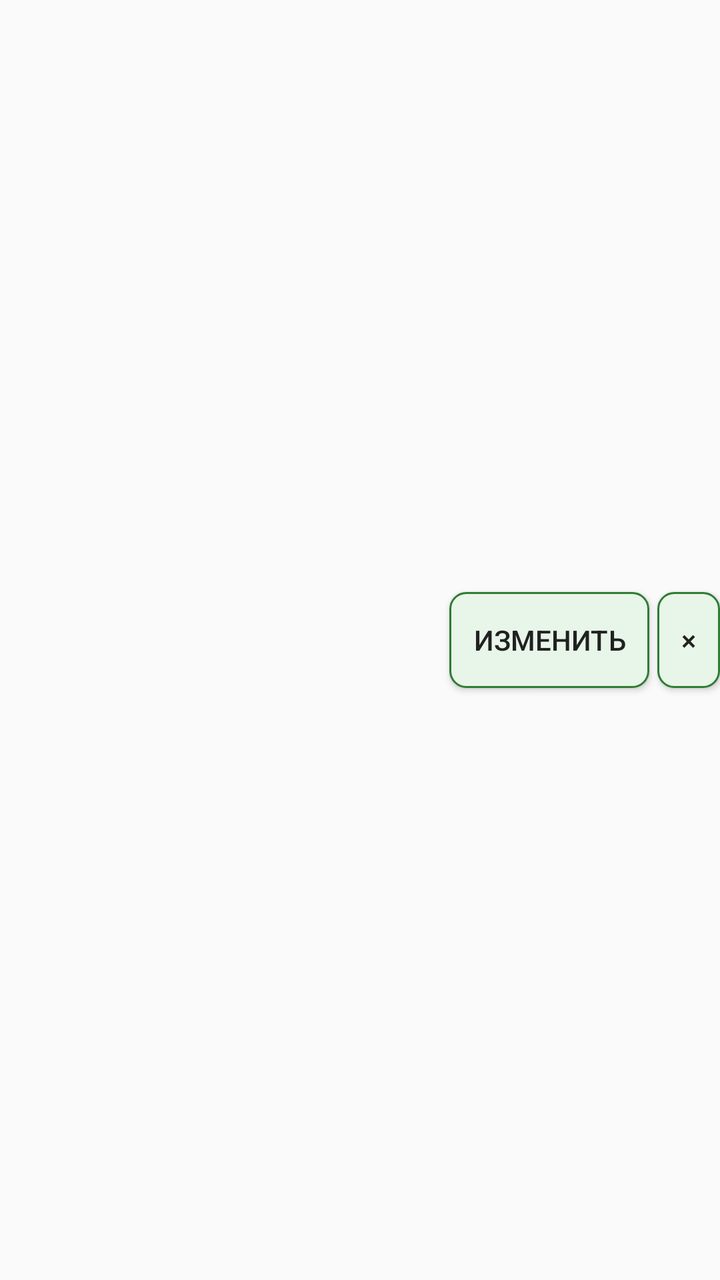
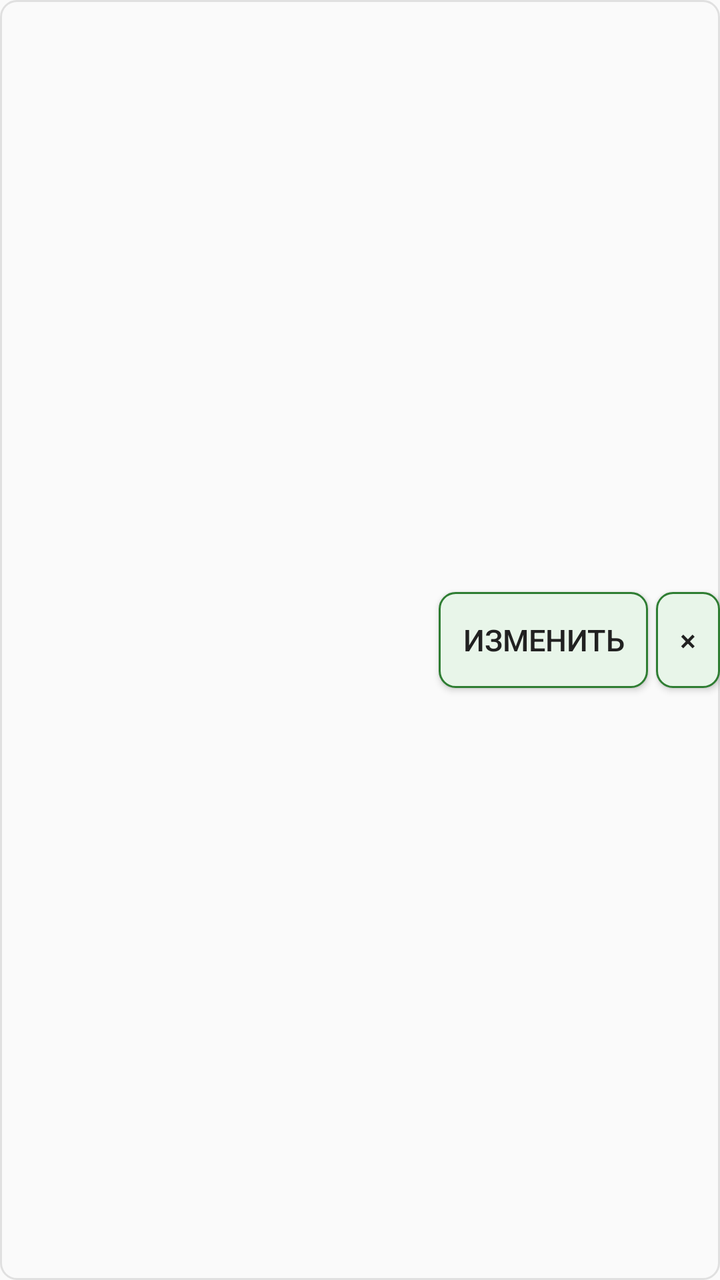

An Android layout rendered at two revisions. The XML below is the earlier revision; the diff shows what the commit changed to produce the second picture.
<!-- AndroidManifest.xml: application theme AppTheme.Light -->
<!-- res/layout/item_product.xml -->
<?xml version="1.0" encoding="utf-8"?>
<LinearLayout xmlns:android="http://schemas.android.com/apk/res/android"
    android:layout_width="match_parent"
    android:layout_height="wrap_content"
    android:orientation="horizontal"
    android:gravity="center_vertical"
    android:paddingVertical="6dp">

    <TextView
        android:id="@+id/productText"
        android:layout_width="0dp"
        android:layout_weight="1"
        android:layout_height="wrap_content" />

    <Button style="@style/AppButton"
        android:id="@+id/editProductButton"
        android:layout_width="wrap_content"
        android:layout_height="wrap_content"
        android:layout_marginStart="4dp"
        android:minWidth="0dp"
        android:text="@string/edit" />

    <Button style="@style/AppButton"
        android:id="@+id/deleteProductButton"
        android:layout_width="wrap_content"
        android:layout_height="wrap_content"
        android:layout_marginStart="4dp"
        android:minWidth="0dp"
        android:text="×" />

</LinearLayout>
<!-- resources referenced by this layout -->
<resources>
  <string name="edit">Изменить</string>
  <style name="AppButton" parent="@android:style/Widget.Material.Button">
          <item name="android:background">?attr/buttonBg</item>
          <item name="android:textColor">?android:attr/textColorPrimary</item>
          <item name="android:minHeight">48dp</item>
          <item name="android:textSize">14sp</item>
          <item name="android:paddingStart">12dp</item>
          <item name="android:paddingEnd">12dp</item>
      </style>
  <style name="AppTheme.Light" parent="@android:style/Theme.Material.Light">
          <item name="android:windowBackground">@color/light_bg</item>
          <item name="android:textColorPrimary">@color/light_text</item>
          <item name="android:textColorSecondary">@color/light_secondary</item>
          <item name="android:colorAccent">@color/accent_light</item>
          <item name="buttonBg">@drawable/button_selector_light</item>
          <item name="progressTrack">@color/track_light</item>
          <item name="progressKcal">@color/kcal_color</item>
          <item name="progressProtein">@color/protein_color</item>
          <item name="progressFat">@color/fat_color</item>
          <item name="progressCarbs">@color/carbs_color</item>
          <item name="recentDishText">@color/recent_dish</item>
      </style>
  <color name="light_bg">#FAFAFA</color>
  <color name="light_text">#212121</color>
  <color name="light_secondary">#616161</color>
  <color name="accent_light">#2E7D32</color>
  <!-- drawable button_selector_light (drawable) -->
  <?xml version="1.0" encoding="utf-8"?>
  <selector xmlns:android="http://schemas.android.com/apk/res/android">
      <item android:state_pressed="true">
          <shape android:shape="rectangle">
              <solid android:color="#C8E6C9" />
              <stroke android:width="1dp" android:color="#2E7D32" />
              <corners android:radius="8dp" />
          </shape>
      </item>
      <item>
          <shape android:shape="rectangle">
              <solid android:color="#E8F5E9" />
              <stroke android:width="1dp" android:color="#2E7D32" />
              <corners android:radius="8dp" />
          </shape>
      </item>
  </selector>
  <color name="track_light">#E0E0E0</color>
  <color name="kcal_color">#EF6C00</color>
  <color name="protein_color">#1976D2</color>
  <color name="fat_color">#C2185B</color>
  <color name="carbs_color">#7B1FA2</color>
  <color name="recent_dish">@color/recent_dish_light</color>
  <color name="recent_dish_light">#0288D1</color>
</resources>

<!-- the commit's change to res/layout/item_product.xml (unified diff, before → after) -->
@@ -4,13 +4,16 @@
     android:layout_height="wrap_content"
     android:orientation="horizontal"
     android:gravity="center_vertical"
-    android:paddingVertical="6dp">
+    android:paddingVertical="6dp"
+    android:layout_marginVertical="2dp"
+    android:background="@drawable/row_card">
 
     <TextView
         android:id="@+id/productText"
         android:layout_width="0dp"
         android:layout_weight="1"
-        android:layout_height="wrap_content" />
+        android:layout_height="wrap_content"
+        android:textSize="15sp" />
 
     <Button style="@style/AppButton"
         android:id="@+id/editProductButton"
<!-- resource entries referenced after the edit -->
@@ -1,11 +1,19 @@
 <!-- resources referenced by this layout -->
 <resources>
+  <!-- drawable row_card (drawable) -->
+  <?xml version="1.0" encoding="utf-8"?>
+  <shape xmlns:android="http://schemas.android.com/apk/res/android"
+      android:shape="rectangle">
+      <solid android:color="@android:color/transparent" />
+      <stroke android:width="1dp" android:color="?attr/progressTrack" />
+      <corners android:radius="8dp" />
+  </shape>
   <string name="edit">Изменить</string>
   <style name="AppButton" parent="@android:style/Widget.Material.Button">
           <item name="android:background">?attr/buttonBg</item>
           <item name="android:textColor">?android:attr/textColorPrimary</item>
           <item name="android:minHeight">48dp</item>
-          <item name="android:textSize">14sp</item>
+          <item name="android:textSize">15sp</item>
           <item name="android:paddingStart">12dp</item>
           <item name="android:paddingEnd">12dp</item>
       </style>
